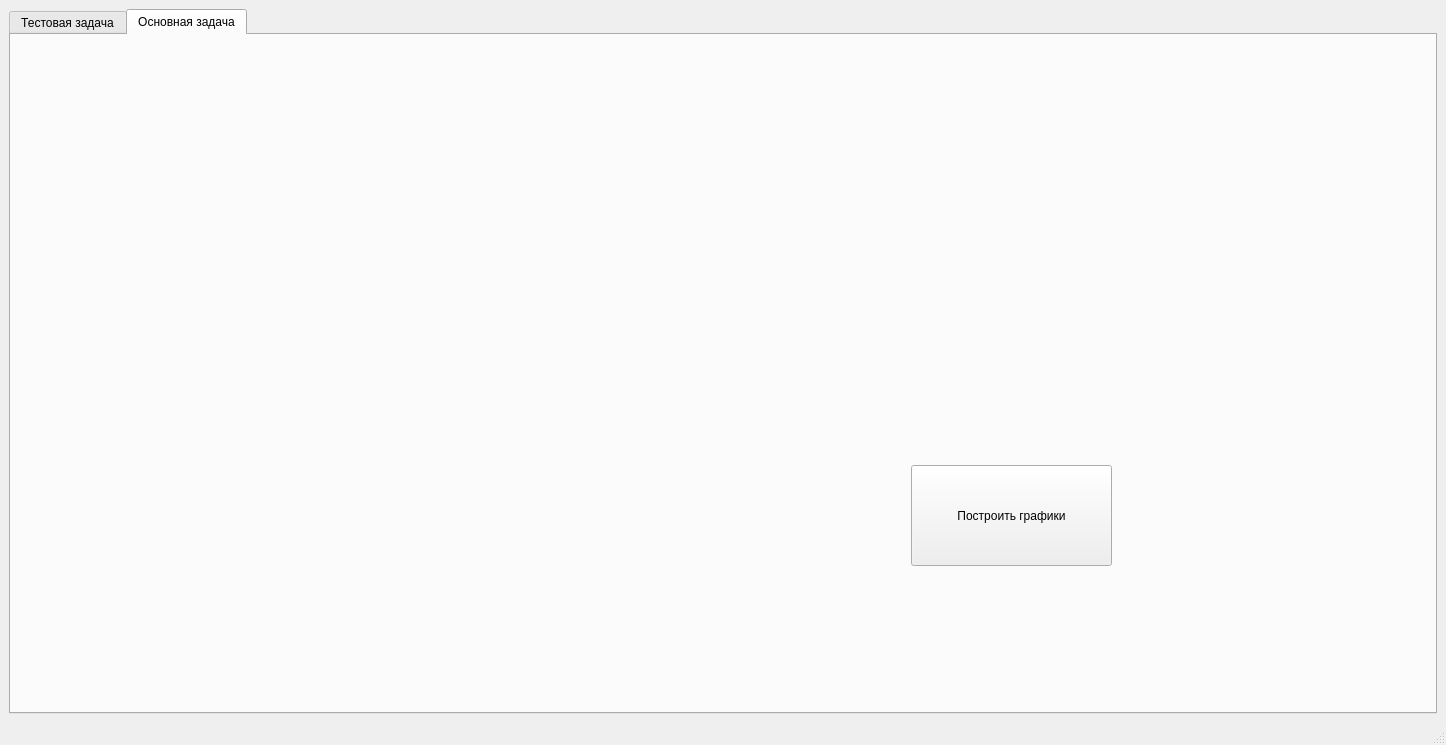
Andrew-8705/num-methods-cauchy, file src/interface/mainwindow.ui: the form before one commit.
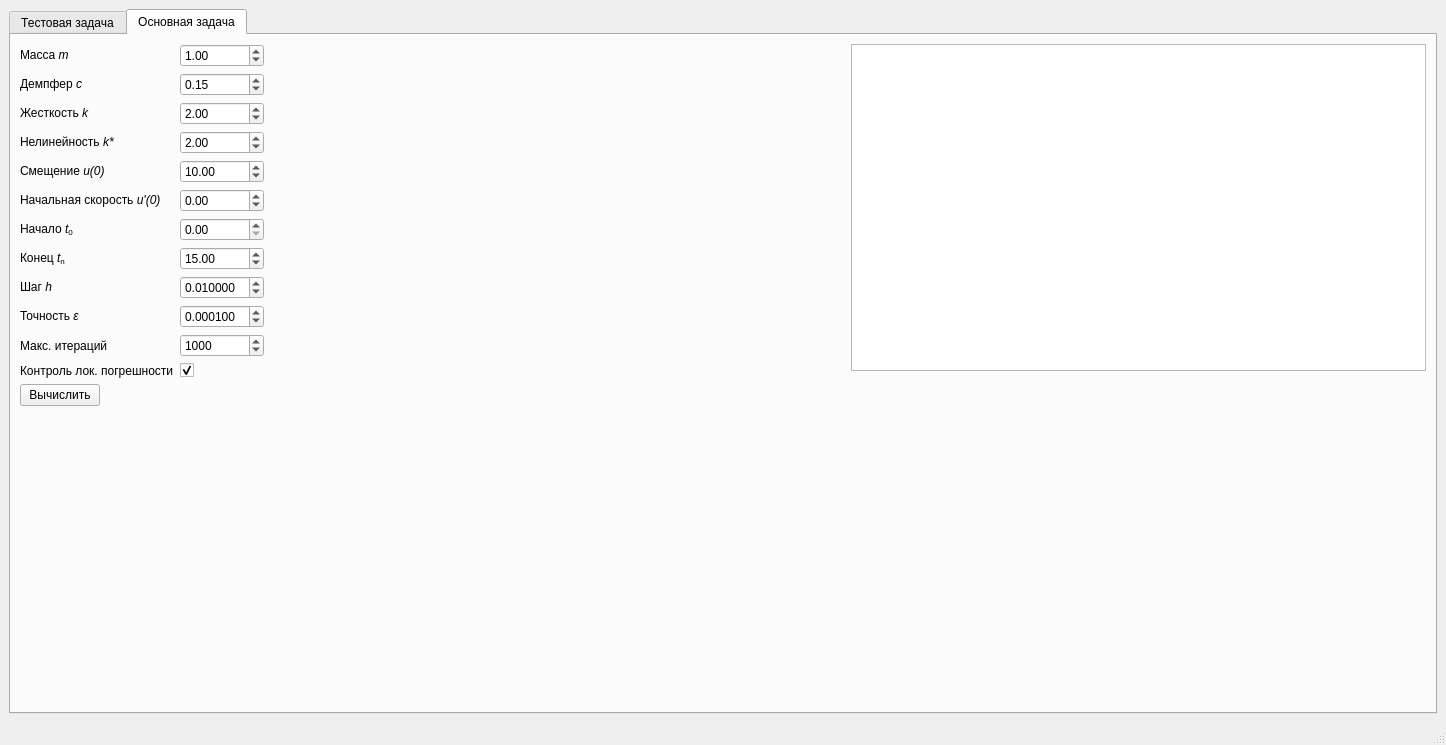
The form after the commit. The open tabs and pages were chosen to show the change. Custom widgets are drawn as their Qt base class.

```diff
--- a/src/interface/mainwindow.ui
+++ b/src/interface/mainwindow.ui
@@ -52,49 +52,366 @@
        <attribute name="title">
         <string>Основная задача</string>
        </attribute>
-       <widget class="QCustomPlot" name="plotMainU" native="true">
-        <property name="geometry">
-         <rect>
-          <x>130</x>
-          <y>20</y>
-          <width>451</width>
-          <height>281</height>
-         </rect>
-        </property>
-       </widget>
-       <widget class="QCustomPlot" name="plotMainV" native="true">
-        <property name="geometry">
-         <rect>
-          <x>130</x>
-          <y>320</y>
-          <width>451</width>
-          <height>311</height>
-         </rect>
-        </property>
-       </widget>
-       <widget class="QCustomPlot" name="plotPhase" native="true">
-        <property name="geometry">
-         <rect>
-          <x>680</x>
-          <y>20</y>
-          <width>541</width>
-          <height>281</height>
-         </rect>
-        </property>
-       </widget>
-       <widget class="QPushButton" name="btnSolveMain">
-        <property name="geometry">
-         <rect>
-          <x>900</x>
-          <y>430</y>
-          <width>201</width>
-          <height>101</height>
-         </rect>
-        </property>
-        <property name="text">
-         <string>Построить графики</string>
-        </property>
-       </widget>
+       <layout class="QGridLayout" name="gridLayout_3">
+        <item row="0" column="0">
+         <layout class="QHBoxLayout" name="horizontalLayout_3">
+          <item>
+           <layout class="QVBoxLayout" name="verticalLayout_2">
+            <item>
+             <layout class="QFormLayout" name="formLayout">
+              <item row="0" column="0">
+               <widget class="QLabel" name="label_10">
+                <property name="text">
+                 <string>Macca &lt;i&gt;m&lt;/i&gt;</string>
+                </property>
+               </widget>
+              </item>
+              <item row="0" column="1">
+               <widget class="QDoubleSpinBox" name="spinMain_M">
+                <property name="decimals">
+                 <number>2</number>
+                </property>
+                <property name="minimum">
+                 <double>0.010000000000000</double>
+                </property>
+                <property name="maximum">
+                 <double>1000.000000000000000</double>
+                </property>
+                <property name="singleStep">
+                 <double>0.100000000000000</double>
+                </property>
+                <property name="value">
+                 <double>1.000000000000000</double>
+                </property>
+               </widget>
+              </item>
+              <item row="1" column="0">
+               <widget class="QLabel" name="label_11">
+                <property name="text">
+                 <string>Демпфер &lt;i&gt;с&lt;/i&gt;</string>
+                </property>
+               </widget>
+              </item>
+              <item row="1" column="1">
+               <widget class="QDoubleSpinBox" name="spinMain_C">
+                <property name="minimum">
+                 <double>0.000000000000000</double>
+                </property>
+                <property name="maximum">
+                 <double>100.000000000000000</double>
+                </property>
+                <property name="singleStep">
+                 <double>0.050000000000000</double>
+                </property>
+                <property name="value">
+                 <double>0.150000000000000</double>
+                </property>
+               </widget>
+              </item>
+              <item row="2" column="0">
+               <widget class="QLabel" name="label_12">
+                <property name="text">
+                 <string>Жесткость &lt;i&gt;k&lt;/i&gt;</string>
+                </property>
+               </widget>
+              </item>
+              <item row="2" column="1">
+               <widget class="QDoubleSpinBox" name="spinMain_K">
+                <property name="decimals">
+                 <number>2</number>
+                </property>
+                <property name="maximum">
+                 <double>1000.000000000000000</double>
+                </property>
+                <property name="singleStep">
+                 <double>0.500000000000000</double>
+                </property>
+                <property name="value">
+                 <double>2.000000000000000</double>
+                </property>
+               </widget>
+              </item>
+              <item row="3" column="0">
+               <widget class="QLabel" name="label_13">
+                <property name="text">
+                 <string>Нелинейность &lt;i&gt;k*&lt;/i&gt;</string>
+                </property>
+               </widget>
+              </item>
+              <item row="3" column="1">
+               <widget class="QDoubleSpinBox" name="spinMain_KStar">
+                <property name="minimum">
+                 <double>-100.000000000000000</double>
+                </property>
+                <property name="maximum">
+                 <double>100.000000000000000</double>
+                </property>
+                <property name="singleStep">
+                 <double>0.500000000000000</double>
+                </property>
+                <property name="value">
+                 <double>2.000000000000000</double>
+                </property>
+               </widget>
+              </item>
+              <item row="4" column="0">
+               <widget class="QLabel" name="label_14">
+                <property name="text">
+                 <string>Смещение &lt;i&gt;u(0)&lt;/i&gt;</string>
+                </property>
+               </widget>
+              </item>
+              <item row="4" column="1">
+               <widget class="QDoubleSpinBox" name="spinMain_U0">
+                <property name="minimum">
+                 <double>-1000.000000000000000</double>
+                </property>
+                <property name="maximum">
+                 <double>1000.000000000000000</double>
+                </property>
+                <property name="singleStep">
+                 <double>1.000000000000000</double>
+                </property>
+                <property name="value">
+                 <double>10.000000000000000</double>
+                </property>
+               </widget>
+              </item>
+              <item row="5" column="0">
+               <widget class="QLabel" name="label_15">
+                <property name="text">
+                 <string>Начальная скорость &lt;i&gt;u'(0)&lt;/i&gt;</string>
+                </property>
+               </widget>
+              </item>
+              <item row="5" column="1">
+               <widget class="QDoubleSpinBox" name="spinMain_V0">
+                <property name="minimum">
+                 <double>-1000.000000000000000</double>
+                </property>
+                <property name="maximum">
+                 <double>1000.000000000000000</double>
+                </property>
+               </widget>
+              </item>
+              <item row="6" column="0">
+               <widget class="QLabel" name="label_16">
+                <property name="text">
+                 <string>Начало &lt;i&gt;t&lt;/i&gt;&lt;sub&gt;0&lt;/sub&gt;</string>
+                </property>
+               </widget>
+              </item>
+              <item row="6" column="1">
+               <widget class="QDoubleSpinBox" name="spinMain_X0">
+                <property name="maximum">
+                 <double>10000.000000000000000</double>
+                </property>
+               </widget>
+              </item>
+              <item row="7" column="0">
+               <widget class="QLabel" name="label_17">
+                <property name="text">
+                 <string>Конец &lt;i&gt;t&lt;/i&gt;&lt;sub&gt;n&lt;/sub&gt;</string>
+                </property>
+               </widget>
+              </item>
+              <item row="7" column="1">
+               <widget class="QDoubleSpinBox" name="spinMain_B">
+                <property name="minimum">
+                 <double>0.100000000000000</double>
+                </property>
+                <property name="maximum">
+                 <double>10000.000000000000000</double>
+                </property>
+                <property name="value">
+                 <double>15.000000000000000</double>
+                </property>
+               </widget>
+              </item>
+              <item row="8" column="0">
+               <widget class="QLabel" name="label_18">
+                <property name="text">
+                 <string>Шаг &lt;i&gt;h&lt;/i&gt;</string>
+                </property>
+               </widget>
+              </item>
+              <item row="8" column="1">
+               <widget class="QDoubleSpinBox" name="spinMain_H">
+                <property name="decimals">
+                 <number>6</number>
+                </property>
+                <property name="minimum">
+                 <double>0.000001000000000</double>
+                </property>
+                <property name="maximum">
+                 <double>10.000000000000000</double>
+                </property>
+                <property name="singleStep">
+                 <double>0.001000000000000</double>
+                </property>
+                <property name="value">
+                 <double>0.010000000000000</double>
+                </property>
+               </widget>
+              </item>
+              <item row="9" column="0">
+               <widget class="QLabel" name="label_19">
+                <property name="text">
+                 <string>Точность &lt;i&gt;&amp;epsilon;&lt;/i&gt;</string>
+                </property>
+               </widget>
+              </item>
+              <item row="9" column="1">
+               <widget class="QDoubleSpinBox" name="spinMain_Eps">
+                <property name="decimals">
+                 <number>6</number>
+                </property>
+                <property name="minimum">
+                 <double>0.000001000000000</double>
+                </property>
+                <property name="maximum">
+                 <double>99.989999999999995</double>
+                </property>
+                <property name="singleStep">
+                 <double>0.000100000000000</double>
+                </property>
+                <property name="value">
+                 <double>0.000100000000000</double>
+                </property>
+               </widget>
+              </item>
+              <item row="11" column="0">
+               <widget class="QLabel" name="label_20">
+                <property name="text">
+                 <string>Контроль лок. погрешности</string>
+                </property>
+               </widget>
+              </item>
+              <item row="11" column="1">
+               <widget class="QCheckBox" name="checkMain_Control">
+                <property name="text">
+                 <string/>
+                </property>
+                <property name="checked">
+                 <bool>true</bool>
+                </property>
+               </widget>
+              </item>
+              <item row="10" column="0">
+               <widget class="QLabel" name="label_21">
+                <property name="text">
+                 <string>Макс. итераций</string>
+                </property>
+               </widget>
+              </item>
+              <item row="10" column="1">
+               <widget class="QDoubleSpinBox" name="spinMain_MaxIter">
+                <property name="decimals">
+                 <number>0</number>
+                </property>
+                <property name="maximum">
+                 <double>100000.000000000000000</double>
+                </property>
+                <property name="singleStep">
+                 <double>100.000000000000000</double>
+                </property>
+                <property name="value">
+                 <double>1000.000000000000000</double>
+                </property>
+               </widget>
+              </item>
+             </layout>
+            </item>
+            <item>
+             <widget class="QPushButton" name="btnSolveMain">
+              <property name="sizePolicy">
+               <sizepolicy hsizetype="Maximum" vsizetype="Maximum">
+                <horstretch>0</horstretch>
+                <verstretch>0</verstretch>
+               </sizepolicy>
+              </property>
+              <property name="text">
+               <string>Вычислить</string>
+              </property>
+             </widget>
+            </item>
+            <item>
+             <widget class="QLabel" name="labelMain_Stats">
+              <property name="text">
+               <string/>
+              </property>
+             </widget>
+            </item>
+            <item>
+             <spacer name="verticalSpacer">
+              <property name="orientation">
+               <enum>Qt::Orientation::Vertical</enum>
+              </property>
+              <property name="sizeHint" stdset="0">
+               <size>
+                <width>20</width>
+                <height>40</height>
+               </size>
+              </property>
+             </spacer>
+            </item>
+           </layout>
+          </item>
+          <item>
+           <layout class="QVBoxLayout" name="verticalLayout" stretch="1,1">
+            <item>
+             <layout class="QHBoxLayout" name="horizontalLayout_2" stretch="1,1">
+              <item>
+               <widget class="QCustomPlot" name="plotPhase" native="true">
+                <property name="sizePolicy">
+                 <sizepolicy hsizetype="Expanding" vsizetype="Expanding">
+                  <horstretch>0</horstretch>
+                  <verstretch>0</verstretch>
+                 </sizepolicy>
+                </property>
+               </widget>
+              </item>
+              <item>
+               <widget class="QTableWidget" name="tableMain">
+                <property name="sizePolicy">
+                 <sizepolicy hsizetype="Expanding" vsizetype="Expanding">
+                  <horstretch>0</horstretch>
+                  <verstretch>0</verstretch>
+                 </sizepolicy>
+                </property>
+               </widget>
+              </item>
+             </layout>
+            </item>
+            <item>
+             <layout class="QHBoxLayout" name="horizontalLayout" stretch="1,1">
+              <item>
+               <widget class="QCustomPlot" name="plotMainU" native="true">
+                <property name="sizePolicy">
+                 <sizepolicy hsizetype="Preferred" vsizetype="Preferred">
+                  <horstretch>0</horstretch>
+                  <verstretch>0</verstretch>
+                 </sizepolicy>
+                </property>
+               </widget>
+              </item>
+              <item>
+               <widget class="QCustomPlot" name="plotMainV" native="true">
+                <property name="sizePolicy">
+                 <sizepolicy hsizetype="Preferred" vsizetype="Preferred">
+                  <horstretch>0</horstretch>
+                  <verstretch>0</verstretch>
+                 </sizepolicy>
+                </property>
+               </widget>
+              </item>
+             </layout>
+            </item>
+           </layout>
+          </item>
+         </layout>
+        </item>
+       </layout>
       </widget>
      </widget>
     </item>
```
Left out of the diff: 252 changed lines with no effect on the pictures.
